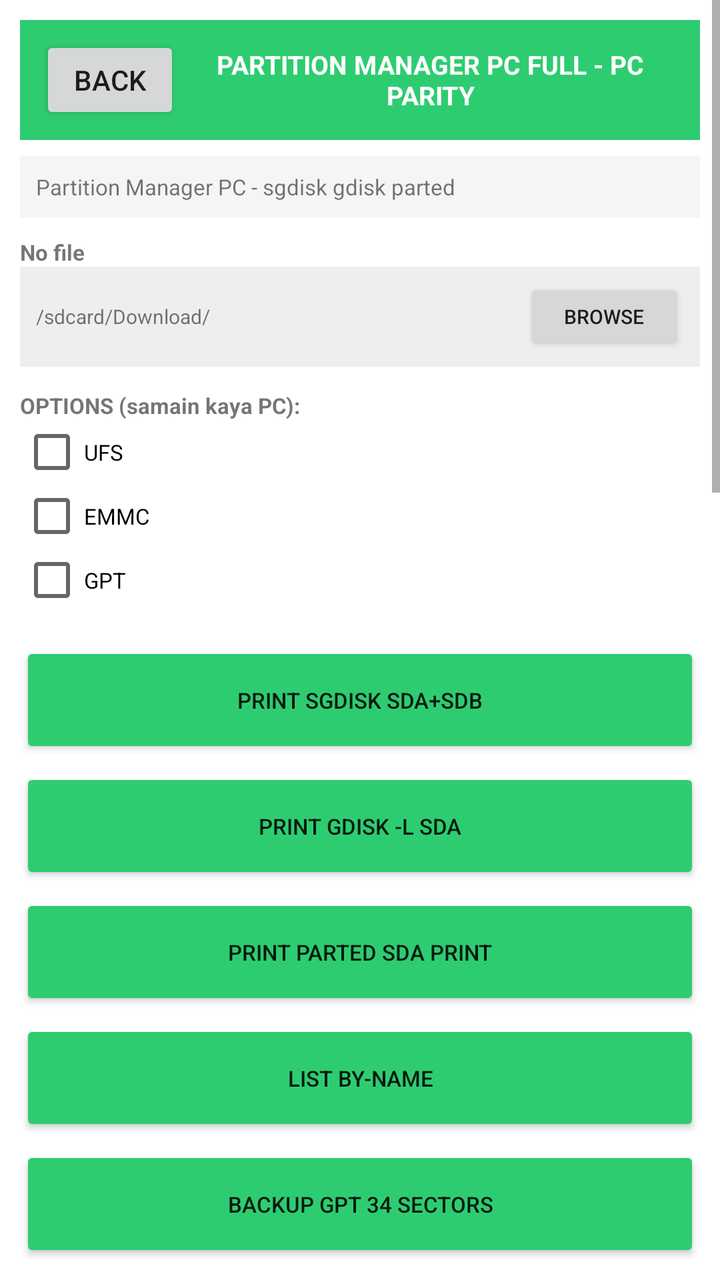
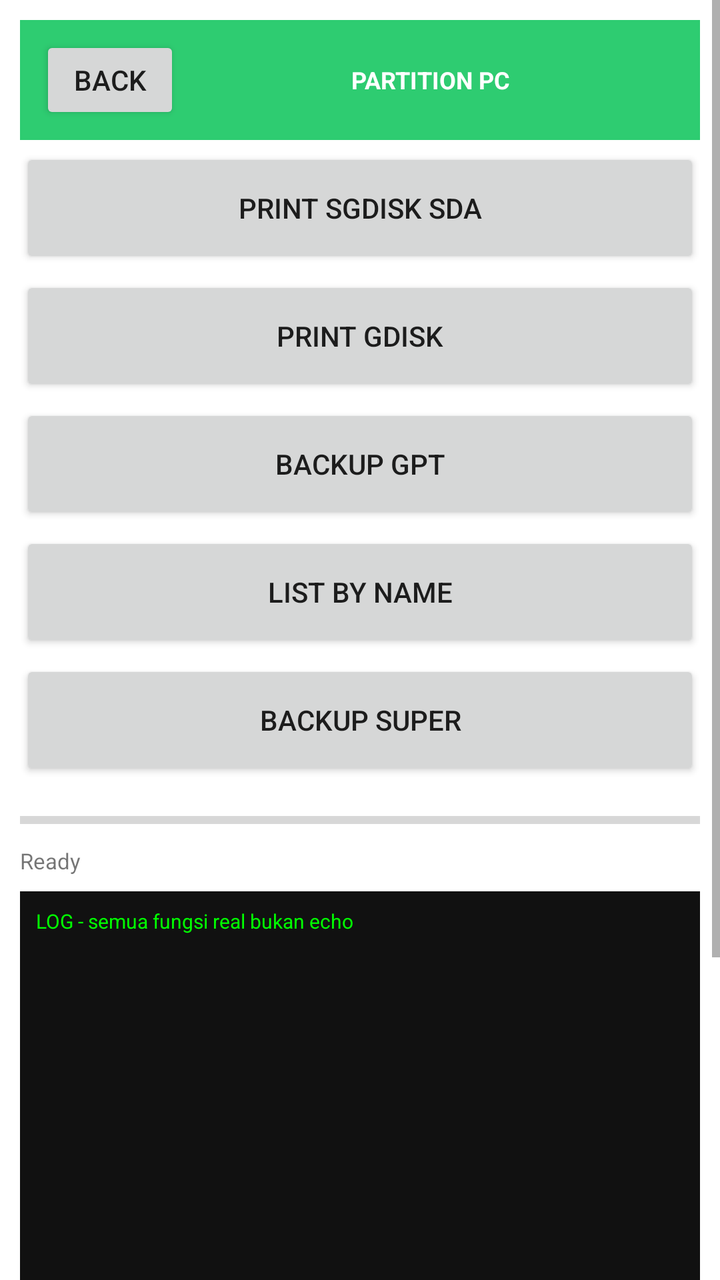

The first picture is an Android layout as it rendered before a commit; the second is the same layout after the commit. The layout source and the unified diff follow.
<!-- AndroidManifest.xml: application theme Theme.OTGFlasher -->
<!-- res/layout/activity_part.xml -->
<?xml version="1.0" encoding="utf-8"?>
<ScrollView xmlns:android="http://schemas.android.com/apk/res/android" android:layout_width="match_parent" android:layout_height="match_parent" android:background="#FFFFFF">
<LinearLayout android:orientation="vertical" android:layout_width="match_parent" android:layout_height="wrap_content" android:padding="10dp">
<LinearLayout android:orientation="horizontal" android:layout_width="match_parent" android:layout_height="60dp" android:background="#2ECC71" android:gravity="center_vertical" android:padding="10dp"><Button android:id="@+id/btnBack" android:text="BACK" android:layout_width="70dp" android:layout_height="44dp"/><TextView android:text="PARTITION MANAGER PC FULL - PC PARITY" android:textSize="13sp" android:textStyle="bold" android:textColor="#FFFFFF" android:layout_width="0dp" android:layout_weight="1" android:layout_height="wrap_content" android:gravity="center"/></LinearLayout>
<TextView android:text="Partition Manager PC - sgdisk gdisk parted" android:textSize="11sp" android:background="#F5F5F5" android:padding="8dp" android:layout_width="match_parent" android:layout_height="wrap_content" android:layout_marginTop="8dp"/>
<TextView android:text="No file" android:textSize="11sp" android:textStyle="bold" android:layout_width="match_parent" android:layout_height="wrap_content" android:layout_marginTop="10dp"/><LinearLayout android:orientation="horizontal" android:layout_width="match_parent" android:layout_height="50dp" android:background="#EEEEEE" android:gravity="center_vertical" android:padding="8dp"><TextView android:id="@+id/txt_No_file" android:text="/sdcard/Download/" android:textSize="10sp" android:layout_width="0dp" android:layout_weight="1" android:layout_height="wrap_content"/><Button android:id="@+id/btn_No_file" android:text="BROWSE" android:layout_width="80dp" android:layout_height="38dp" android:textSize="10sp"/></LinearLayout>

<TextView android:text="OPTIONS (samain kaya PC):" android:textSize="11sp" android:textStyle="bold" android:layout_width="match_parent" android:layout_height="wrap_content" android:layout_marginTop="12dp"/>
<CheckBox android:id="@+id/cb_UFS" android:text="UFS" android:layout_width="match_parent" android:layout_height="wrap_content" android:textSize="11sp"/>
<CheckBox android:id="@+id/cb_EMMC" android:text="EMMC" android:layout_width="match_parent" android:layout_height="wrap_content" android:textSize="11sp"/>
<CheckBox android:id="@+id/cb_GPT" android:text="GPT" android:layout_width="match_parent" android:layout_height="wrap_content" android:textSize="11sp"/>

<LinearLayout android:orientation="vertical" android:layout_width="match_parent" android:layout_height="wrap_content" android:layout_marginTop="10dp">
<Button android:id="@+id/btn_PRINT_sgdisk_sda_sdb" android:text="PRINT sgdisk sda+sdb" android:layout_width="match_parent" android:layout_height="58dp" android:textSize="11sp" android:layout_marginTop="5dp" android:backgroundTint="#2ECC71"/>
<Button android:id="@+id/btn_PRINT_gdisk_-l_sda" android:text="PRINT gdisk -l sda" android:layout_width="match_parent" android:layout_height="58dp" android:textSize="11sp" android:layout_marginTop="5dp" android:backgroundTint="#2ECC71"/>
<Button android:id="@+id/btn_PRINT_parted_sda_print" android:text="PRINT parted sda print" android:layout_width="match_parent" android:layout_height="58dp" android:textSize="11sp" android:layout_marginTop="5dp" android:backgroundTint="#2ECC71"/>
<Button android:id="@+id/btn_LIST_by-name" android:text="LIST by-name" android:layout_width="match_parent" android:layout_height="58dp" android:textSize="11sp" android:layout_marginTop="5dp" android:backgroundTint="#2ECC71"/>
<Button android:id="@+id/btn_BACKUP_GPT_34_sectors" android:text="BACKUP GPT 34 sectors" android:layout_width="match_parent" android:layout_height="58dp" android:textSize="11sp" android:layout_marginTop="5dp" android:backgroundTint="#2ECC71"/>
<Button android:id="@+id/btn_RESTORE_GPT" android:text="RESTORE GPT" android:layout_width="match_parent" android:layout_height="58dp" android:textSize="11sp" android:layout_marginTop="5dp" android:backgroundTint="#2ECC71"/>
<Button android:id="@+id/btn_BACKUP_all_partitions_list" android:text="BACKUP all partitions list" android:layout_width="match_parent" android:layout_height="58dp" android:textSize="11sp" android:layout_marginTop="5dp" android:backgroundTint="#2ECC71"/>
<Button android:id="@+id/btn_ERASE_frp" android:text="ERASE frp" android:layout_width="match_parent" android:layout_height="58dp" android:textSize="11sp" android:layout_marginTop="5dp" android:backgroundTint="#2ECC71"/>
<Button android:id="@+id/btn_ERASE_userdata" android:text="ERASE userdata" android:layout_width="match_parent" android:layout_height="58dp" android:textSize="11sp" android:layout_marginTop="5dp" android:backgroundTint="#2ECC71"/>
<Button android:id="@+id/btn_RESIZE_super_lpresize_0" android:text="RESIZE super lpresize 0" android:layout_width="match_parent" android:layout_height="58dp" android:textSize="11sp" android:layout_marginTop="5dp" android:backgroundTint="#2ECC71"/>
<Button android:id="@+id/btn_CREATE_partition" android:text="CREATE partition" android:layout_width="match_parent" android:layout_height="58dp" android:textSize="11sp" android:layout_marginTop="5dp" android:backgroundTint="#2ECC71"/>
<Button android:id="@+id/btn_DELETE_partition" android:text="DELETE partition" android:layout_width="match_parent" android:layout_height="58dp" android:textSize="11sp" android:layout_marginTop="5dp" android:backgroundTint="#2ECC71"/>
<Button android:id="@+id/btn_BACKUP_super" android:text="BACKUP super" android:layout_width="match_parent" android:layout_height="58dp" android:textSize="11sp" android:layout_marginTop="5dp" android:backgroundTint="#2ECC71"/>
<Button android:id="@+id/btn_FLASH_super" android:text="FLASH super" android:layout_width="match_parent" android:layout_height="58dp" android:textSize="11sp" android:layout_marginTop="5dp" android:backgroundTint="#2ECC71"/>

</LinearLayout>
<ProgressBar android:id="@+id/progressBar" style="?android:attr/progressBarStyleHorizontal" android:layout_width="match_parent" android:layout_height="16dp" android:max="100" android:layout_marginTop="12dp"/>
<TextView android:id="@+id/txtDetail" android:text="Ready PC Parity" android:textSize="11sp" android:layout_width="match_parent" android:layout_height="wrap_content" android:layout_marginTop="5dp"/>
<TextView android:id="@+id/logView" android:text="LOG PARTITION MANAGER PC FULL PC PARITY - semua fungsi jalan" android:textSize="10sp" android:background="#111111" android:textColor="#00FF00" android:padding="8dp" android:layout_width="match_parent" android:layout_height="400dp" android:layout_marginTop="8dp"/>
</LinearLayout></ScrollView>
<!-- resources referenced by this layout -->
<resources>
  <style name="Theme.OTGFlasher" parent="android:Theme.Material.Light.NoActionBar" />
</resources>

<!-- the commit's change to res/layout/activity_part.xml (unified diff, before → after) -->
@@ -1,33 +1,13 @@
 <?xml version="1.0" encoding="utf-8"?>
 <ScrollView xmlns:android="http://schemas.android.com/apk/res/android" android:layout_width="match_parent" android:layout_height="match_parent" android:background="#FFFFFF">
 <LinearLayout android:orientation="vertical" android:layout_width="match_parent" android:layout_height="wrap_content" android:padding="10dp">
-<LinearLayout android:orientation="horizontal" android:layout_width="match_parent" android:layout_height="60dp" android:background="#2ECC71" android:gravity="center_vertical" android:padding="10dp"><Button android:id="@+id/btnBack" android:text="BACK" android:layout_width="70dp" android:layout_height="44dp"/><TextView android:text="PARTITION MANAGER PC FULL - PC PARITY" android:textSize="13sp" android:textStyle="bold" android:textColor="#FFFFFF" android:layout_width="0dp" android:layout_weight="1" android:layout_height="wrap_content" android:gravity="center"/></LinearLayout>
-<TextView android:text="Partition Manager PC - sgdisk gdisk parted" android:textSize="11sp" android:background="#F5F5F5" android:padding="8dp" android:layout_width="match_parent" android:layout_height="wrap_content" android:layout_marginTop="8dp"/>
-<TextView android:text="No file" android:textSize="11sp" android:textStyle="bold" android:layout_width="match_parent" android:layout_height="wrap_content" android:layout_marginTop="10dp"/><LinearLayout android:orientation="horizontal" android:layout_width="match_parent" android:layout_height="50dp" android:background="#EEEEEE" android:gravity="center_vertical" android:padding="8dp"><TextView android:id="@+id/txt_No_file" android:text="/sdcard/Download/" android:textSize="10sp" android:layout_width="0dp" android:layout_weight="1" android:layout_height="wrap_content"/><Button android:id="@+id/btn_No_file" android:text="BROWSE" android:layout_width="80dp" android:layout_height="38dp" android:textSize="10sp"/></LinearLayout>
-
-<TextView android:text="OPTIONS (samain kaya PC):" android:textSize="11sp" android:textStyle="bold" android:layout_width="match_parent" android:layout_height="wrap_content" android:layout_marginTop="12dp"/>
-<CheckBox android:id="@+id/cb_UFS" android:text="UFS" android:layout_width="match_parent" android:layout_height="wrap_content" android:textSize="11sp"/>
-<CheckBox android:id="@+id/cb_EMMC" android:text="EMMC" android:layout_width="match_parent" android:layout_height="wrap_content" android:textSize="11sp"/>
-<CheckBox android:id="@+id/cb_GPT" android:text="GPT" android:layout_width="match_parent" android:layout_height="wrap_content" android:textSize="11sp"/>
-
-<LinearLayout android:orientation="vertical" android:layout_width="match_parent" android:layout_height="wrap_content" android:layout_marginTop="10dp">
-<Button android:id="@+id/btn_PRINT_sgdisk_sda_sdb" android:text="PRINT sgdisk sda+sdb" android:layout_width="match_parent" android:layout_height="58dp" android:textSize="11sp" android:layout_marginTop="5dp" android:backgroundTint="#2ECC71"/>
-<Button android:id="@+id/btn_PRINT_gdisk_-l_sda" android:text="PRINT gdisk -l sda" android:layout_width="match_parent" android:layout_height="58dp" android:textSize="11sp" android:layout_marginTop="5dp" android:backgroundTint="#2ECC71"/>
-<Button android:id="@+id/btn_PRINT_parted_sda_print" android:text="PRINT parted sda print" android:layout_width="match_parent" android:layout_height="58dp" android:textSize="11sp" android:layout_marginTop="5dp" android:backgroundTint="#2ECC71"/>
-<Button android:id="@+id/btn_LIST_by-name" android:text="LIST by-name" android:layout_width="match_parent" android:layout_height="58dp" android:textSize="11sp" android:layout_marginTop="5dp" android:backgroundTint="#2ECC71"/>
-<Button android:id="@+id/btn_BACKUP_GPT_34_sectors" android:text="BACKUP GPT 34 sectors" android:layout_width="match_parent" android:layout_height="58dp" android:textSize="11sp" android:layout_marginTop="5dp" android:backgroundTint="#2ECC71"/>
-<Button android:id="@+id/btn_RESTORE_GPT" android:text="RESTORE GPT" android:layout_width="match_parent" android:layout_height="58dp" android:textSize="11sp" android:layout_marginTop="5dp" android:backgroundTint="#2ECC71"/>
-<Button android:id="@+id/btn_BACKUP_all_partitions_list" android:text="BACKUP all partitions list" android:layout_width="match_parent" android:layout_height="58dp" android:textSize="11sp" android:layout_marginTop="5dp" android:backgroundTint="#2ECC71"/>
-<Button android:id="@+id/btn_ERASE_frp" android:text="ERASE frp" android:layout_width="match_parent" android:layout_height="58dp" android:textSize="11sp" android:layout_marginTop="5dp" android:backgroundTint="#2ECC71"/>
-<Button android:id="@+id/btn_ERASE_userdata" android:text="ERASE userdata" android:layout_width="match_parent" android:layout_height="58dp" android:textSize="11sp" android:layout_marginTop="5dp" android:backgroundTint="#2ECC71"/>
-<Button android:id="@+id/btn_RESIZE_super_lpresize_0" android:text="RESIZE super lpresize 0" android:layout_width="match_parent" android:layout_height="58dp" android:textSize="11sp" android:layout_marginTop="5dp" android:backgroundTint="#2ECC71"/>
-<Button android:id="@+id/btn_CREATE_partition" android:text="CREATE partition" android:layout_width="match_parent" android:layout_height="58dp" android:textSize="11sp" android:layout_marginTop="5dp" android:backgroundTint="#2ECC71"/>
-<Button android:id="@+id/btn_DELETE_partition" android:text="DELETE partition" android:layout_width="match_parent" android:layout_height="58dp" android:textSize="11sp" android:layout_marginTop="5dp" android:backgroundTint="#2ECC71"/>
-<Button android:id="@+id/btn_BACKUP_super" android:text="BACKUP super" android:layout_width="match_parent" android:layout_height="58dp" android:textSize="11sp" android:layout_marginTop="5dp" android:backgroundTint="#2ECC71"/>
-<Button android:id="@+id/btn_FLASH_super" android:text="FLASH super" android:layout_width="match_parent" android:layout_height="58dp" android:textSize="11sp" android:layout_marginTop="5dp" android:backgroundTint="#2ECC71"/>
-
-</LinearLayout>
-<ProgressBar android:id="@+id/progressBar" style="?android:attr/progressBarStyleHorizontal" android:layout_width="match_parent" android:layout_height="16dp" android:max="100" android:layout_marginTop="12dp"/>
-<TextView android:id="@+id/txtDetail" android:text="Ready PC Parity" android:textSize="11sp" android:layout_width="match_parent" android:layout_height="wrap_content" android:layout_marginTop="5dp"/>
-<TextView android:id="@+id/logView" android:text="LOG PARTITION MANAGER PC FULL PC PARITY - semua fungsi jalan" android:textSize="10sp" android:background="#111111" android:textColor="#00FF00" android:padding="8dp" android:layout_width="match_parent" android:layout_height="400dp" android:layout_marginTop="8dp"/>
+<LinearLayout android:orientation="horizontal" android:layout_width="match_parent" android:layout_height="60dp" android:background="#2ECC71" android:gravity="center_vertical" android:padding="10dp"><Button android:id="@+id/btn_back" android:text="BACK" android:layout_width="70dp" android:layout_height="44dp"/><TextView android:text="PARTITION PC" android:textSize="12sp" android:textStyle="bold" android:textColor="#FFFFFF" android:layout_width="0dp" android:layout_weight="1" android:layout_height="wrap_content" android:gravity="center"/></LinearLayout>
+<Button android:id="@+id/btn_print_sgdisk_sda_0" android:text="PRINT sgdisk sda" android:layout_width="match_parent" android:layout_height="60dp" android:layout_marginTop="4dp"/>
+<Button android:id="@+id/btn_print_gdisk_1" android:text="PRINT gdisk" android:layout_width="match_parent" android:layout_height="60dp" android:layout_marginTop="4dp"/>
+<Button android:id="@+id/btn_backup_gpt_2" android:text="BACKUP GPT" android:layout_width="match_parent" android:layout_height="60dp" android:layout_marginTop="4dp"/>
+<Button android:id="@+id/btn_list_by_name_3" android:text="LIST by name" android:layout_width="match_parent" android:layout_height="60dp" android:layout_marginTop="4dp"/>
+<Button android:id="@+id/btn_backup_super_4" android:text="BACKUP super" android:layout_width="match_parent" android:layout_height="60dp" android:layout_marginTop="4dp"/>
+<ProgressBar android:id="@+id/progress_bar" style="?android:attr/progressBarStyleHorizontal" android:layout_width="match_parent" android:layout_height="16dp" android:max="100" android:layout_marginTop="12dp"/>
+<TextView android:id="@+id/txt_detail" android:text="Ready" android:textSize="11sp" android:layout_width="match_parent" android:layout_height="wrap_content" android:layout_marginTop="5dp"/>
+<TextView android:id="@+id/log_view" android:text="LOG - semua fungsi real bukan echo" android:textSize="10sp" android:background="#111111" android:textColor="#00FF00" android:padding="8dp" android:layout_width="match_parent" android:layout_height="400dp" android:layout_marginTop="8dp"/>
 </LinearLayout></ScrollView>
